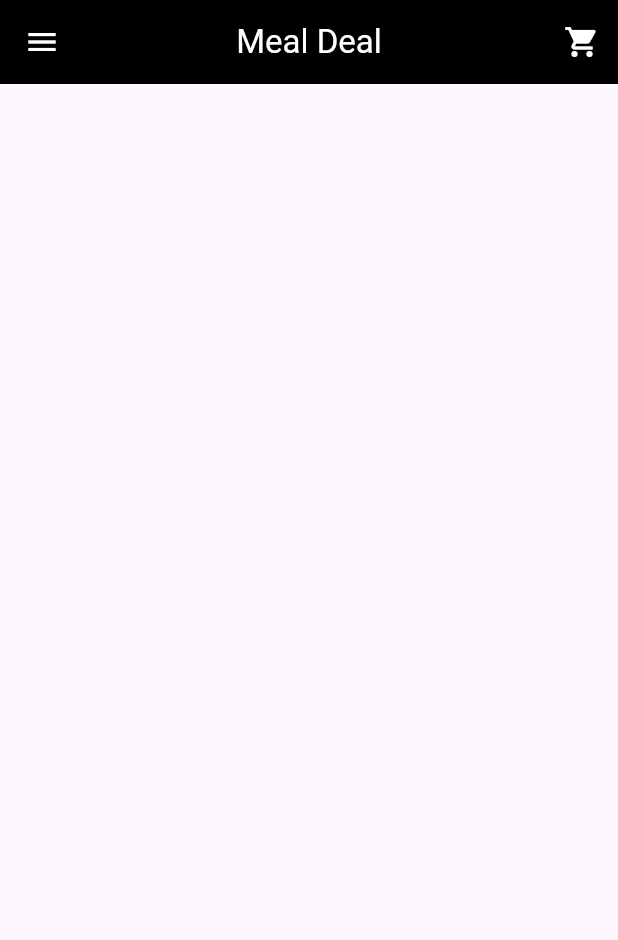
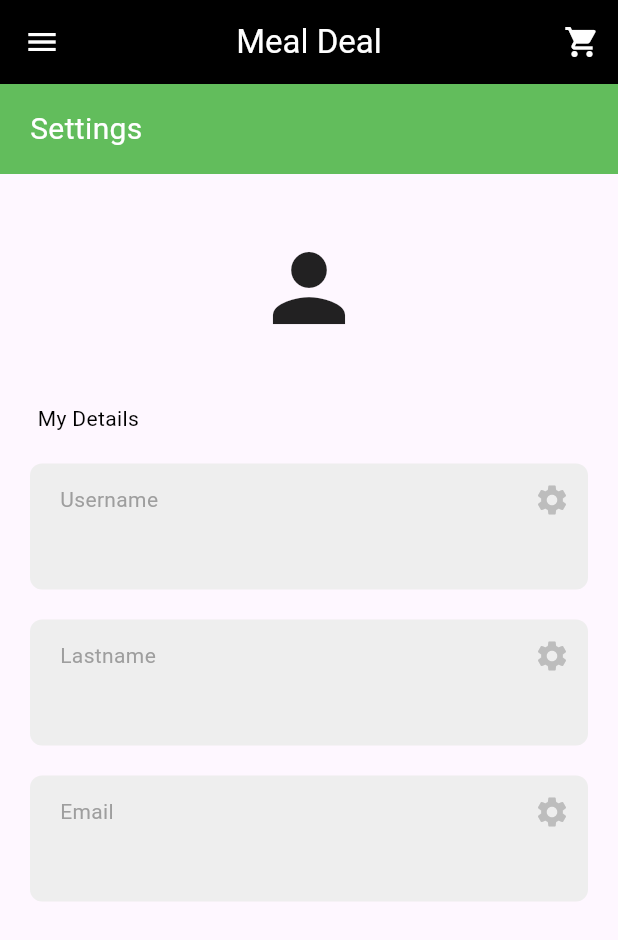
Before and after one commit to ne-svet/MealDeal_app, a Flutter app: the SettingsScreen screen opened by its route, on a phone screen of 412 x 824 dp. Shown: the top 940 px of the screen. Run offline on Flutter 3.47's test engine with Material 3 defaults, Android fonts, the phone set to English and light mode, and no system bars; our stand-ins replace cloud_firestore, firebase_auth, firebase_core, flutter_credit_card; accounts and stored records are empty.

Commit message:
create settings screen

```diff
--- a/lib/screens/login_or_register_screen.dart
+++ b/lib/screens/login_or_register_screen.dart
@@ -1,3 +1,6 @@
+// import 'dart:js_interop';
+
+import 'package:cloud_firestore/cloud_firestore.dart';
 import 'package:firebase_auth/firebase_auth.dart';
 import 'package:flutter/material.dart';
 //import 'package:meal_deal_app/entities/toast.dart';
@@ -134,14 +137,36 @@ class _SignUpScreenState extends State<SignUpScreen> {
     String email = _emailController.text;
     String password = _passwordController.text;
 
+    //создаем пользователя
     User? user = await _auth.signUpWithEmailAndPassword(email, password);
+
+    // //добавляем детали пользователя(имя и фамилию)
+    // addUserDetails(name, surname, email);
 
     // проверяем user на Null
     if (user != null) {
+      // FirebaseFirestore.instance.collection("users").doc(user.uid).set({
+      //   'first name': name,
+      //   'last name': surname,
+      //   'email': email,
+      // });
+      //добавляем детали пользователя(имя и фамилию)
+      addUserDetails(user.uid, name, surname, email);
       //showToast(message: "User is successfully created");
       Navigator.pushReplacementNamed(context, "/menu");
     } else {
       //showToast(message: "Happend some error", backgroundColor: Colors.red);
     }
   }
+
+// данные пользователя сохраняются в отдельную коллекцию
+  Future addUserDetails(
+      String uid, String name, String lastname, String email) async {
+    await FirebaseFirestore.instance.collection("users").doc(uid).set({
+      'first name': name,
+      'last name': lastname,
+      'email': email,
+      'uid': uid
+    });
+  }
 }
--- a/lib/screens/order_confirmation_screen.dart
+++ b/lib/screens/order_confirmation_screen.dart
@@ -47,8 +47,8 @@ class _OrderConfirmationScreenState extends State<OrderConfirmationScreen> {
   @override
   Widget build(BuildContext context) {
     return Scaffold(
-      appBar: MyAppBar(),
-      drawer: MyDrawer(),
+      appBar: const MyAppBar(),
+      drawer: const MyDrawer(),
       body: Column(
         children: [
           GreenStripe(
--- a/lib/screens/settings_screen.dart
+++ b/lib/screens/settings_screen.dart
@@ -1,6 +1,10 @@
+import 'package:cloud_firestore/cloud_firestore.dart';
 import 'package:flutter/material.dart';
+import 'package:meal_deal_app/widgets/green_stripe.dart';
 import 'package:meal_deal_app/widgets/my_Drawer.dart';
 import 'package:meal_deal_app/widgets/my_appBar.dart';
+import 'package:firebase_auth/firebase_auth.dart';
+import 'package:meal_deal_app/widgets/text_box.dart';
 
 class SettingsScreen extends StatefulWidget {
   const SettingsScreen({super.key});
@@ -10,11 +14,144 @@ class SettingsScreen extends StatefulWidget {
 }
 
 class _SettingsScreenState extends State<SettingsScreen> {
+  final currentUser = FirebaseAuth.instance.currentUser!;
+
+  // пользователи из таблицы
+  final usersCollection = FirebaseFirestore.instance.collection("users");
+
+  // поля для изменения
+  Future<void> editField(String field) async {
+    String newValue = "";
+    await showDialog(
+      context: context,
+      builder: (context) => AlertDialog(
+        backgroundColor: Colors.grey[900],
+        title: Text(
+          "Edit $field",
+          style: const TextStyle(color: Colors.white),
+        ),
+        content: TextField(
+          autofocus: true,
+          style: const TextStyle(color: Colors.white),
+          decoration: InputDecoration(
+            hintText: "Enter new $field",
+            hintStyle: const TextStyle(color: Colors.white),
+          ),
+          onChanged: (value) {
+            newValue = value;
+          },
+        ),
+        actions: [
+          // кнопка отмены
+          TextButton(
+            onPressed: () {
+              Navigator.pop(context);
+            },
+            child: const Text(
+              "Cancel",
+              style: TextStyle(color: Colors.white),
+            ),
+          ),
+          // кнопка сохранения
+          TextButton(
+            onPressed: () {
+              Navigator.pop(context);
+            },
+            child: const Text(
+              "Save",
+              style: TextStyle(color: Colors.white),
+            ),
+          )
+        ],
+      ),
+    );
+
+    // обновление в БД только в случае, если в текстовом поле есть хоть что-то
+    if (newValue.trim().length > 0) {
+      await usersCollection.doc(currentUser.uid).update({field: newValue});
+    }
+  }
+
   @override
   Widget build(BuildContext context) {
-    return const Scaffold(
-      appBar: MyAppBar(),
-      drawer: MyDrawer(),
+    return Scaffold(
+      appBar: const MyAppBar(),
+      drawer: const MyDrawer(),
+      body: StreamBuilder<DocumentSnapshot>(
+        stream: FirebaseFirestore.instance
+            .collection("users")
+            .doc(currentUser.uid)
+            .snapshots(),
+        builder: (context, snapshot) {
+          // получаем данные
+          if (snapshot.hasData) {
+            final userData = snapshot.data!.data() as Map<String, dynamic>;
+            return Column(
+              children: [
+                GreenStripe(
+                  screenName: "Settings",
+                  screenIcon: null,
+                  onPressedScreenIcon: null,
+                ),
+                Expanded(
+                  child: ListView(
+                    children: [
+                      const SizedBox(
+                        height: 40,
+                      ),
+                      const Icon(
+                        Icons.person,
+                        size: 72,
+                      ),
+                      Text(
+                        currentUser.email!,
+                        textAlign: TextAlign.center,
+                      ),
+                      const SizedBox(
+                        height: 20,
+                      ),
+                      const Padding(
+                        padding: EdgeInsets.only(left: 25.0),
+                        child: Text(
+                          "My Details",
+                          style: TextStyle(
+                            color: Colors.black,
+                          ),
+                        ),
+                      ),
+                      //имя пользователя
+                      TextBox(
+                        text: userData['first name'],
+                        sectionName: "Username",
+                        onPressed: () => editField('first name'),
+                      ),
+                      //фамилия пользователя
+                      TextBox(
+                        text: userData['last name'],
+                        sectionName: "Lastname",
+                        onPressed: () => editField("last name"),
+                      ),
+                      //email
+                      TextBox(
+                        text: userData['email'],
+                        sectionName: "Email ",
+                        onPressed: () => editField("email"),
+                      ),
+                    ],
+                  ),
+                )
+              ],
+            );
+          } else if (snapshot.hasError) {
+            return Center(
+              child: Text("Error${snapshot.error}"),
+            );
+          }
+          return const Center(
+            child: CircularProgressIndicator(),
+          );
+        },
+      ),
     );
   }
 }
--- a/lib/widgets/green_stripe.dart
+++ b/lib/widgets/green_stripe.dart
@@ -7,7 +7,11 @@ class GreenStripe extends StatelessWidget {
   //final IconData? backIcon;
   final VoidCallback? onPressedScreenIcon;
 
-  GreenStripe({super.key, required this.screenName, this.screenIcon,required this.onPressedScreenIcon});
+  GreenStripe(
+      {super.key,
+      required this.screenName,
+      this.screenIcon,
+      required this.onPressedScreenIcon});
 
   @override
   Widget build(BuildContext context) {
@@ -21,7 +25,7 @@ class GreenStripe extends StatelessWidget {
           children: [
             Text(
               screenName,
-              style: TextStyle(
+              style: const TextStyle(
                   fontSize: 20,
                   //fontWeight: FontWeight.bold,
                   color: Colors.white),
--- /dev/null
+++ b/lib/widgets/text_box.dart
@@ -0,0 +1,48 @@
+import 'package:flutter/material.dart';
+import 'package:flutter/widgets.dart';
+
+class TextBox extends StatelessWidget {
+  final String text;
+  final String sectionName;
+  final void Function()? onPressed;
+  const TextBox(
+      {super.key,
+      required this.text,
+      required this.sectionName,
+      required this.onPressed});
+
+  @override
+  Widget build(BuildContext context) {
+    return Container(
+      decoration: BoxDecoration(
+        color: Colors.grey[200],
+        borderRadius: BorderRadius.circular(8),
+      ),
+      padding: const EdgeInsets.only(left: 20, bottom: 15),
+      margin: const EdgeInsets.only(left: 20, right: 20, top: 20),
+      child: Column(
+        crossAxisAlignment: CrossAxisAlignment.start,
+        children: [
+          Row(
+            mainAxisAlignment: MainAxisAlignment.spaceBetween,
+            // section name
+            children: [
+              Text(
+                sectionName,
+                style: TextStyle(color: Colors.grey[500]),
+              ),
+              IconButton(
+                onPressed: onPressed,
+                icon: Icon(
+                  Icons.settings,
+                  color: Colors.grey[400],
+                ),
+              ),
+            ],
+          ),
+          Text(text)
+        ],
+      ),
+    );
+  }
+}
```
Also changed, not shown: lib/screens/cart_screen.dart (+10 -10 lines), pubspec.lock.
